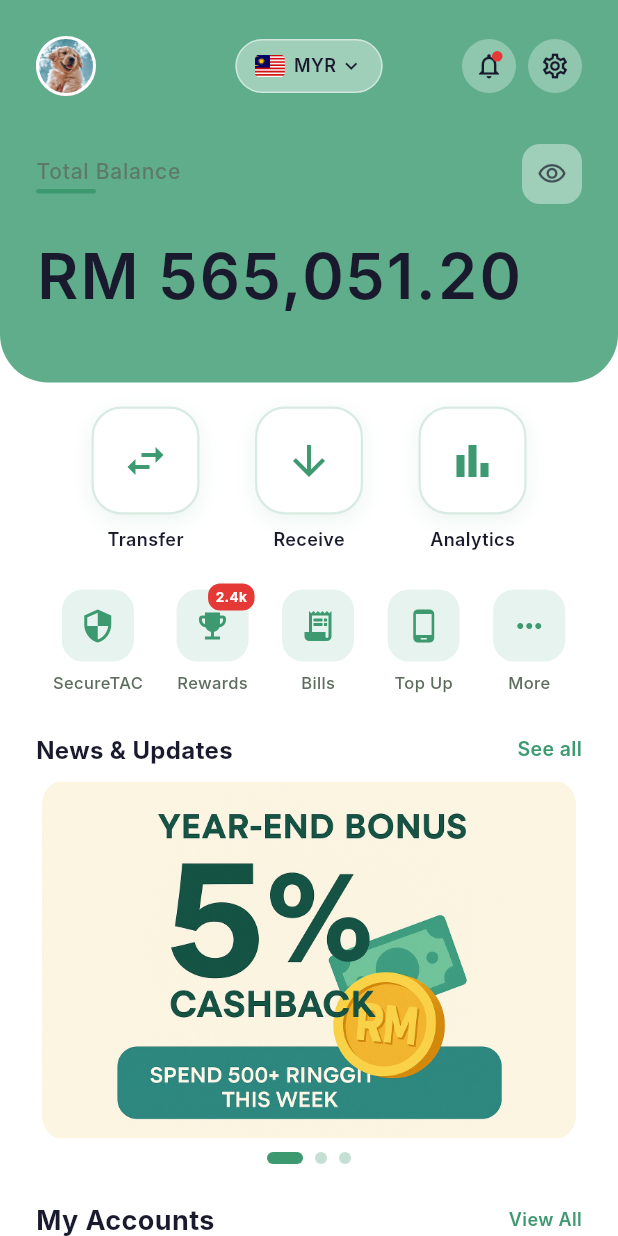
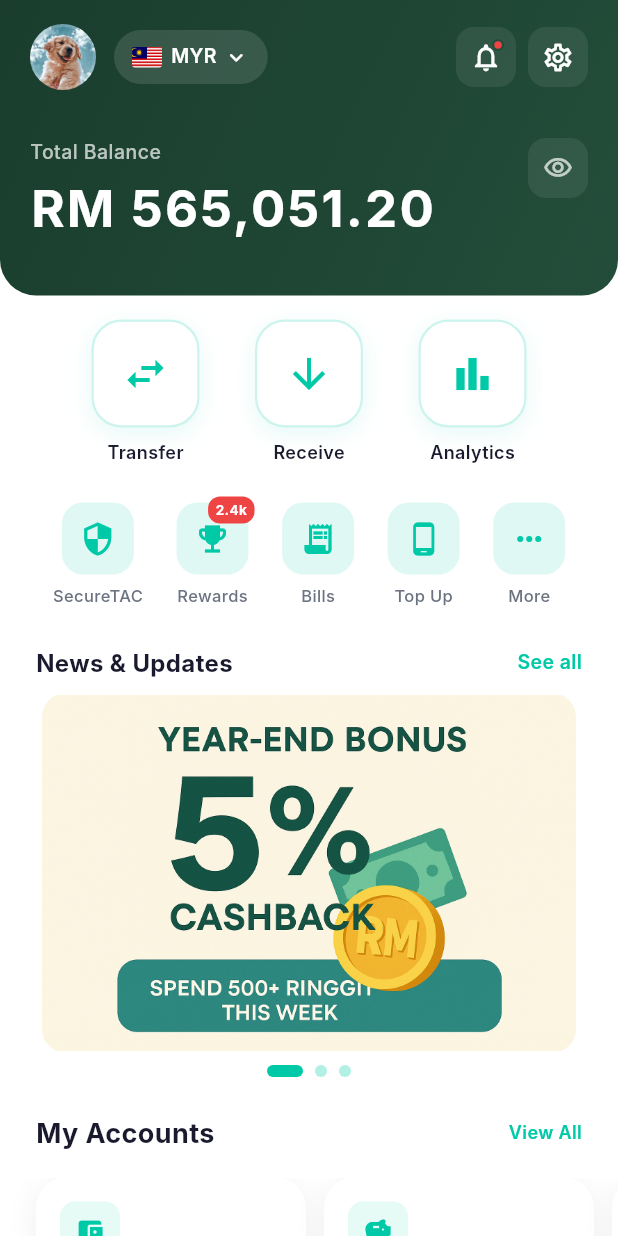
Before and after one commit to kimhongzhang323/SiBehGoodBank, a Flutter app: the HomeScreen screen opened directly, on a phone screen of 412 x 824 dp. Run offline on Flutter 3.47's test engine with Material 3 defaults, Android fonts, the phone set to English and light mode, and no system bars; our stand-ins replace image_picker, permission_handler, shared_preferences, speech_to_text; missing offline and left inert: mobile_scanner; accounts and stored records are empty; Roboto replaces fonts that are missing (Inter).

Commit message:
style: made the header look decent

```diff
--- a/lib/constants/app_colors.dart
+++ b/lib/constants/app_colors.dart
@@ -1,64 +1,82 @@
 import 'package:flutter/material.dart';
 
-/// App color palette following a green and cream theme
+/// App color palette - Premium Fintech Theme
 class AppColors {
-  // Primary green colors
-  static const Color primaryGreen = Color(0xFF3D9970); // Muted sage green
-  static const Color darkGreen = Color(0xFF2D7A5E); // Darker muted green
-  static const Color lightGreen = Color(0xFF7CB69D); // Soft light green
-  static const Color softGreen = Color(0xFF5FAD8B); // Pleasant muted green for header
-  static const Color mintGreen = Color(0xFFD4E9DF); // Very soft mint
+  // Primary dark green colors (header & accents)
+  static const Color primaryNavy = Color(0xFF1A3D2E); // Deep forest green
+  static const Color darkNavy = Color(0xFF0F2A1F); // Darker green
+  static const Color softNavy = Color(0xFF234D3A); // Soft dark green for header
+  static const Color mutedNavy = Color(0xFF2D5A45); // Muted green
 
-  // Cream colors
-  static const Color cream = Color(0xFFFFFBF5);
-  static const Color lightCream = Color(0xFFFFF8E7);
-  static const Color warmCream = Color(0xFFFAF3E0);
+  // Accent colors
+  static const Color accentTeal = Color(0xFF00C9A7); // Fintech teal accent
+  static const Color accentGold = Color(0xFFD4AF37); // Premium gold
+
+  // Legacy green names mapped to dark green (for compatibility)
+  static const Color primaryGreen = Color(0xFF1A3D2E);
+  static const Color darkGreen = Color(0xFF0F2A1F);
+  static const Color lightGreen = Color(0xFF3A6B52);
+  static const Color softGreen = Color(0xFF234D3A); // Used for header
+  static const Color mintGreen = Color(0xFFE8F2ED);
+
+  // Cream/neutral colors
+  static const Color cream = Color(0xFFFAFBFC);
+  static const Color lightCream = Color(0xFFF5F7FA);
+  static const Color warmCream = Color(0xFFF0F2F5);
 
   // Legacy colors (keeping for compatibility)
-  static const Color lavender = Color(0xFFE8F5E9);
-  static const Color pastelBlue = Color(0xFFE8F5E9);
-  static const Color pinkTint = Color(0xFFFFF8E7);
-  static const Color softPurple = Color(0xFFD4E9DF);
-  static const Color lilac = Color(0xFFE8F5E9);
+  static const Color lavender = Color(0xFFE8F2ED);
+  static const Color pastelBlue = Color(0xFFE8F2ED);
+  static const Color pinkTint = Color(0xFFF5F7FA);
+  static const Color softPurple = Color(0xFFE8F2ED);
+  static const Color lilac = Color(0xFFE8F2ED);
 
   // Extended palette
-  static const Color lightBlue = Color(0xFFE8F5E9);
-  static const Color softPink = Color(0xFFFFF8E7);
+  static const Color lightBlue = Color(0xFFE8F2ED);
+  static const Color softPink = Color(0xFFF5F7FA);
 
   // UI colors
   static const Color white = Colors.white;
   static const Color textPrimary = Color(0xFF1A1A2E);
-  static const Color textSecondary = Color(0xFF5D6D5D);
-  static const Color textLight = Color(0xFF8A9A8A);
+  static const Color textSecondary = Color(0xFF6B7280);
+  static const Color textLight = Color(0xFF9CA3AF);
+  static const Color textOnDark = Color(0xFFFFFFFF);
+  static const Color textOnDarkMuted = Color(0xB3FFFFFF); // 70% white
 
   // Status colors
-  static const Color positive = Color(0xFF4CAF50);
-  static const Color negative = Color(0xFFE53935);
-  static const Color accent = Color(0xFF3D9970); // Muted green accent
-  static const Color accentBlue = Color(0xFF5FAD8B);
+  static const Color positive = Color(0xFF00C9A7);
+  static const Color negative = Color(0xFFEF4444);
+  static const Color accent = Color(0xFF00C9A7); // Teal accent
+  static const Color accentBlue = Color(0xFF3B82F6);
 
   // Glass effect colors
-  static const Color glassWhite = Color(0x40FFFFFF);
-  static const Color glassWhiteLight = Color(0x66FFFFFF);
-  static const Color glassWhiteMedium = Color(0x80FFFFFF);
-  static const Color glassBorder = Color(0x33FFFFFF);
+  static const Color glassWhite = Color(0x14FFFFFF); // 8% white
+  static const Color glassWhiteLight = Color(0x1FFFFFFF); // 12% white
+  static const Color glassWhiteMedium = Color(0x29FFFFFF); // 16% white
+  static const Color glassBorder = Color(0x1FFFFFFF);
 
   // Card backgrounds
-  static const Color cardBackground = Color(0xFFFFFBF5);
-  static const Color cardBackgroundAlt = Color(0xFFF5FFF5);
+  static const Color cardBackground = Color(0xFFFFFFFF);
+  static const Color cardBackgroundAlt = Color(0xFFF5F7FA);
 
-  // Green and cream gradient
+  // Gradient for header (dark green)
+  static const List<Color> headerGradient = [
+    Color(0xFF1A3D2E),
+    Color(0xFF234D3A),
+  ];
+
+  // Legacy gradient (mapped to new colors)
   static const List<Color> holographicGradient = [
-    Color(0xFFE8F5E9),
-    Color(0xFFC8E6C9),
-    Color(0xFFFFF8E7),
-    Color(0xFFA5D6A7),
-    Color(0xFFE8F5E9),
+    Color(0xFFE8F2ED),
+    Color(0xFFD1E6DB),
+    Color(0xFFF5F7FA),
+    Color(0xFFE0EFE7),
+    Color(0xFFE8F2ED),
   ];
 
   static const List<double> holographicStops = [0.0, 0.2, 0.45, 0.7, 1.0];
 
   // Tab colors
-  static const Color tabActive = Color(0xFFE8F5E9);
+  static const Color tabActive = Color(0xFFE8F2ED);
   static const Color tabInactive = Colors.transparent;
 }
--- a/lib/screens/home_screen.dart
+++ b/lib/screens/home_screen.dart
@@ -265,31 +265,32 @@ class _HomeScreenState extends State<HomeScreen> {
 
   Widget _buildHeader(BuildContext context) {
     return Container(
-      decoration: BoxDecoration(
-        color: AppColors.softGreen,
-        borderRadius: const BorderRadius.only(
-          bottomLeft: Radius.circular(32),
-          bottomRight: Radius.circular(32),
+      decoration: const BoxDecoration(
+        gradient: LinearGradient(
+          begin: Alignment.topLeft,
+          end: Alignment.bottomRight,
+          colors: AppColors.headerGradient,
+        ),
+        borderRadius: BorderRadius.only(
+          bottomLeft: Radius.circular(24),
+          bottomRight: Radius.circular(24),
         ),
       ),
       child: SafeArea(
         bottom: false,
         child: Padding(
-          padding: const EdgeInsets.all(AppSpacing.screenPadding),
+          padding: const EdgeInsets.fromLTRB(20, 16, 20, 24),
           child: Column(
             crossAxisAlignment: CrossAxisAlignment.start,
             children: [
-              // Top row with avatar, currency switcher (centered), and action buttons
-              SizedBox(
-                height: 40,
-                child: Stack(
+              // Top row: Avatar + Currency on left, Icons on right
+              Row(
+                mainAxisAlignment: MainAxisAlignment.spaceBetween,
                 children: [
-                    // Left: Avatar
-                    Positioned(
-                      left: 0,
-                      top: 0,
-                      bottom: 0,
-                      child: GestureDetector(
+                  // Left: Avatar and Currency selector
+                  Row(
+                    children: [
+                      GestureDetector(
                         onTap: () {
                           Navigator.of(context).push(
                             MaterialPageRoute(
@@ -298,57 +299,46 @@ class _HomeScreenState extends State<HomeScreen> {
                           );
                         },
                         child: Container(
-                          width: 40,
-                          height: 40,
+                          width: 44,
+                          height: 44,
                           decoration: BoxDecoration(
                             shape: BoxShape.circle,
                             border: Border.all(
-                              color: Colors.white,
+                              color: AppColors.glassWhiteMedium,
                               width: 2,
                             ),
                             image: const DecorationImage(
-                              image: AssetImage(
-                                'assets/images/profile.jpg',
-                              ),
+                              image: AssetImage('assets/images/profile.jpg'),
                               fit: BoxFit.cover,
                             ),
                           ),
                         ),
                       ),
-                    ),
-
-                    // Center: Currency Switcher (absolute center of screen)
-                    Center(
-                      child: GestureDetector(
+                      const SizedBox(width: 12),
+                      GestureDetector(
                         onTap: () => _showCurrencyPicker(context),
                         child: Container(
                           padding: const EdgeInsets.symmetric(
                               horizontal: 12, vertical: 8),
                           decoration: BoxDecoration(
-                            color: Colors.white.withValues(alpha: 0.4),
+                            color: AppColors.glassWhiteLight,
                             borderRadius: BorderRadius.circular(20),
-                            border: Border.all(
-                                color: Colors.white.withValues(alpha: 0.5)),
                           ),
                           child: Row(
                             mainAxisSize: MainAxisSize.min,
                             children: [
                               ClipRRect(
-                                borderRadius: BorderRadius.circular(3),
+                                borderRadius: BorderRadius.circular(2),
                                 child: Image.asset(
                                   'assets/images/countryFlag/${selectedCurrency.flag}.png',
                                   width: 20,
-                                  height: 15,
+                                  height: 14,
                                   fit: BoxFit.cover,
                                   errorBuilder: (context, error, stackTrace) {
                                     return Container(
                                       width: 20,
-                                      height: 15,
-                                      decoration: BoxDecoration(
-                                        color: Colors.grey.shade300,
-                                        borderRadius: BorderRadius.circular(3),
-                                      ),
-                                      child: const Icon(Icons.flag, size: 12),
+                                      height: 14,
+                                      color: Colors.grey.shade400,
                                     );
                                   },
                                 ),
@@ -356,75 +346,70 @@ class _HomeScreenState extends State<HomeScreen> {
                               const SizedBox(width: 6),
                               Text(
                                 selectedCurrency.code,
-                                style: AppTextStyles.labelMedium.copyWith(
+                                style: const TextStyle(
+                                  fontSize: 13,
                                   fontWeight: FontWeight.w600,
-                                  color: AppColors.textPrimary,
+                                  color: AppColors.textOnDark,
                                 ),
                               ),
-                              const SizedBox(width: 2),
-                              Icon(
-                                Icons.keyboard_arrow_down,
-                                size: 16,
-                                color: AppColors.textPrimary,
+                              const SizedBox(width: 4),
+                              const Icon(
+                                Icons.keyboard_arrow_down_rounded,
+                                size: 18,
+                                color: AppColors.textOnDark,
                               ),
                             ],
                           ),
                         ),
                       ),
+                    ],
                   ),
-
-                    // Right: Notification and Settings buttons
-                    Positioned(
-                      right: 0,
-                      top: 0,
-                      bottom: 0,
-                      child: Row(
-                        mainAxisSize: MainAxisSize.min,
+                  // Right: Notification and Settings icons (minimal style)
+                  Row(
                     children: [
-                          // Notification bell
                       GestureDetector(
                         onTap: () {
                           Navigator.of(context).push(
                             MaterialPageRoute(
-                                  builder: (context) =>
-                                      const NotificationsScreen(),
+                              builder: (context) => const NotificationsScreen(),
                             ),
                           );
                         },
-                            child: Container(
-                              width: 36,
-                              height: 36,
-                              decoration: BoxDecoration(
-                                color: Colors.white.withValues(alpha: 0.3),
-                                shape: BoxShape.circle,
-                              ),
                         child: Stack(
                           children: [
-                                  const Center(
-                                    child: Icon(
+                            Container(
+                              width: 40,
+                              height: 40,
+                              decoration: BoxDecoration(
+                                color: AppColors.glassWhite,
+                                borderRadius: BorderRadius.circular(12),
+                              ),
+                              child: const Icon(
                                 Icons.notifications_outlined,
-                                      color: AppColors.textPrimary,
-                                      size: 20,
+                                color: AppColors.textOnDark,
+                                size: 22,
                               ),
                             ),
                             Positioned(
                               top: 8,
-                                    right: 9,
+                              right: 8,
                               child: Container(
-                                      width: 7,
-                                      height: 7,
-                                      decoration: const BoxDecoration(
+                                width: 8,
+                                height: 8,
+                                decoration: BoxDecoration(
                                   color: AppColors.negative,
                                   shape: BoxShape.circle,
+                                  border: Border.all(
+                                    color: AppColors.softNavy,
+                                    width: 1.5,
+                                  ),
                                 ),
                               ),
                             ),
                           ],
                         ),
                       ),
-                          ),
                       const SizedBox(width: 8),
-                          // Settings button
                       GestureDetector(
                         onTap: () {
                           Navigator.of(context).push(
@@ -434,57 +419,58 @@ class _HomeScreenState extends State<HomeScreen> {
                           );
                         },
                         child: Container(
-                              width: 36,
-                              height: 36,
+                          width: 40,
+                          height: 40,
                           decoration: BoxDecoration(
-                                color: Colors.white.withValues(alpha: 0.3),
-                                shape: BoxShape.circle,
+                            color: AppColors.glassWhite,
+                            borderRadius: BorderRadius.circular(12),
                           ),
-                              child: const Center(
-                                child: Icon(
+                          child: const Icon(
                             Icons.settings_outlined,
-                                  color: AppColors.textPrimary,
-                                  size: 20,
-                                ),
+                            color: AppColors.textOnDark,
+                            size: 22,
                           ),
                         ),
                       ),
                     ],
                   ),
-                    ),
                 ],
               ),
-              ),
 
-              const SizedBox(height: AppSpacing.xl),
+              const SizedBox(height: 32),
 
-              // Total Balance label with hide/show toggle
+              // Balance section
               Row(
                 mainAxisAlignment: MainAxisAlignment.spaceBetween,
+                crossAxisAlignment: CrossAxisAlignment.start,
                 children: [
+                  // Left: Label and Balance
                   Column(
                     crossAxisAlignment: CrossAxisAlignment.start,
                     children: [
                       Text(
                         'Total Balance',
                         style: TextStyle(
-                          fontSize: 14,
+                          fontSize: 13,
                           fontWeight: FontWeight.w500,
-                          color: AppColors.textSecondary.withOpacity(0.8),
-                          letterSpacing: 0.5,
+                          color: AppColors.textOnDarkMuted,
+                          letterSpacing: 0.3,
                         ),
                       ),
-                      const SizedBox(height: 2),
-                      Container(
-                        width: 40,
-                        height: 3,
-                        decoration: BoxDecoration(
-                          color: AppColors.accent,
-                          borderRadius: BorderRadius.circular(2),
+                      const SizedBox(height: 8),
+                      Text(
+                        formatAmount(totalBalanceMYR),
+                        style: const TextStyle(
+                          fontSize: 34,
+                          fontWeight: FontWeight.w700,
+                          color: AppColors.textOnDark,
+                          letterSpacing: 1.5,
+                          height: 1.1,
                         ),
                       ),
                     ],
                   ),
+                  // Right: Eye icon for show/hide
                   GestureDetector(
                     onTap: () {
                       setState(() {
@@ -492,9 +478,10 @@ class _HomeScreenState extends State<HomeScreen> {
                       });
                     },
                     child: Container(
-                      padding: const EdgeInsets.all(10),
+                      width: 40,
+                      height: 40,
                       decoration: BoxDecoration(
-                        color: Colors.white.withOpacity(0.4),
+                        color: AppColors.glassWhite,
                         borderRadius: BorderRadius.circular(12),
                       ),
                       child: Icon(
@@ -502,27 +489,14 @@ class _HomeScreenState extends State<HomeScreen> {
                             ? Icons.visibility_off_outlined
                             : Icons.visibility_outlined,
                         size: 20,
-                        color: AppColors.textPrimary.withOpacity(0.7),
+                        color: AppColors.textOnDarkMuted,
                       ),
                     ),
                   ),
                 ],
               ),
 
-              const SizedBox(height: AppSpacing.md),
-
-              // Balance amount
-              Text(
-                formatAmount(totalBalanceMYR),
-                style: const TextStyle(
-                  fontSize: 42,
-                  fontWeight: FontWeight.w600,
-                  color: AppColors.textPrimary,
-                  letterSpacing: 1.5,
-                ),
-              ),
-
-              const SizedBox(height: AppSpacing.md),
+              const SizedBox(height: 16),
             ],
           ),
         ),
```
Lines whose indentation alone changed are shown as unchanged.
